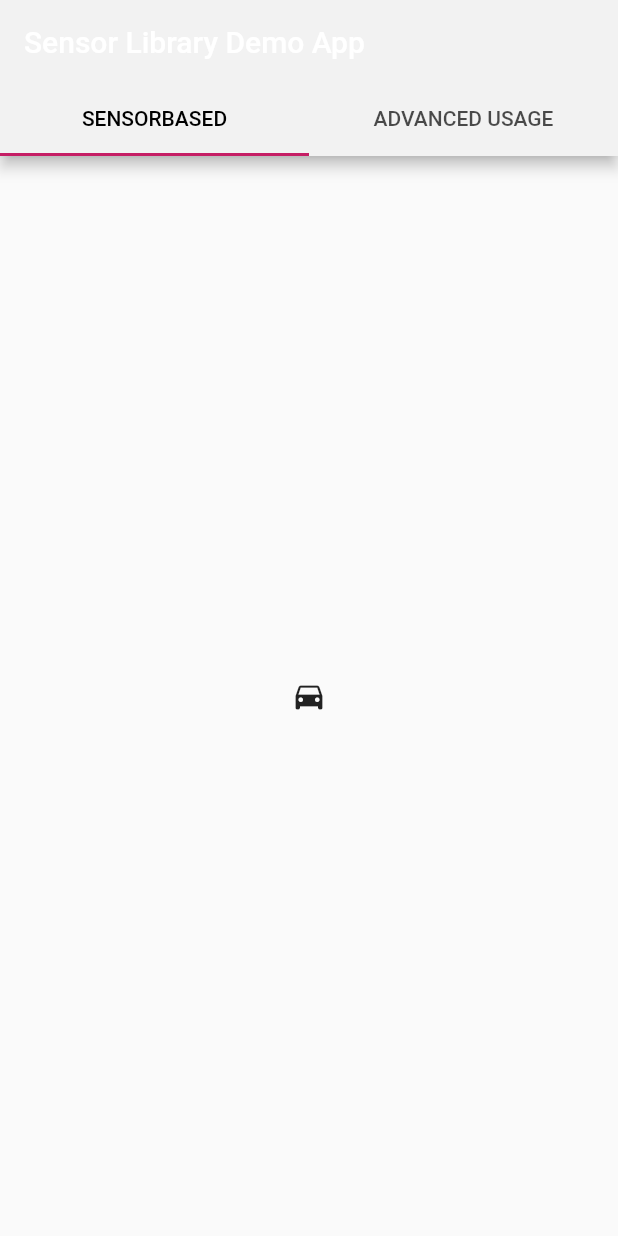
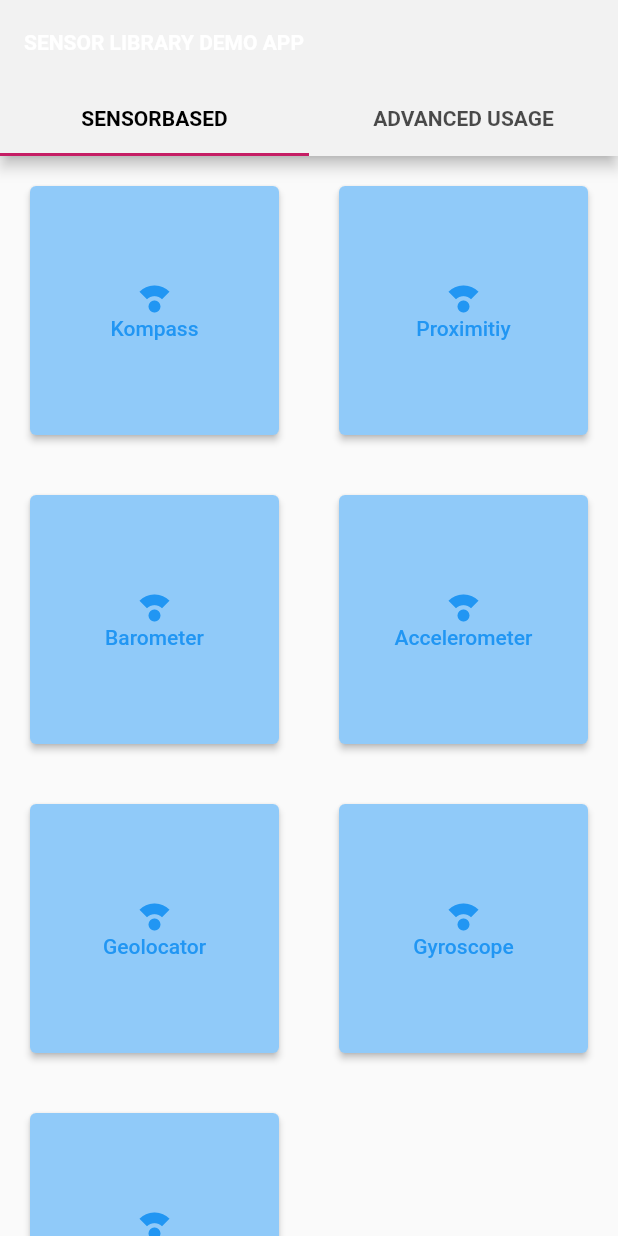
Before and after one commit to hraschan/flutter_sensor_libary_app, a Flutter app: the screen it shows after launch, on a phone screen of 412 x 824 dp. Run offline on Flutter 3.47's test engine with Material 2 defaults, Android fonts, the phone set to English and light mode, and no system bars; missing offline and left inert: sensor_library.

Commit message:
Added routes and basesetup for overview Button

```diff
--- a/lib/main.dart
+++ b/lib/main.dart
@@ -1,7 +1,16 @@
 import 'package:flutter/material.dart';
+import 'package:sensor_libary_test_app/routes/accelerometer_route.dart';
+import 'package:sensor_libary_test_app/routes/ball_in_the_bowl_route.dart';
+import 'package:sensor_libary_test_app/routes/barometer_route.dart';
+import 'package:sensor_libary_test_app/routes/geolocator_route.dart';
+import 'package:sensor_libary_test_app/routes/gyroscope_route.dart';
+import 'package:sensor_libary_test_app/routes/kompass_route.dart';
+import 'package:sensor_libary_test_app/routes/lightsensor_route.dart';
+import 'package:sensor_libary_test_app/routes/proximitiy_route.dart';
+import 'package:sensor_libary_test_app/routes/weather_route.dart';
+import 'package:sensor_libary_test_app/widgets/overview_navigation_button.dart';
 import 'package:sensor_library/sensor_library.dart';
 import 'themes/custom_theme.dart';
-import 'themes/custom_colors.dart';
 
 void main() {
   runApp(MyApp());
@@ -17,7 +26,7 @@ class MyApp extends StatelessWidget {
       title: 'Flutter Demo',
       theme: MyTheme.lightTheme,
       debugShowCheckedModeBanner: true,
-      home: const MyHomePage(title: 'Sensor Library Demo App'),
+      home: const MyHomePage(title: 'SENSOR LIBRARY DEMO APP'),
     );
   }
 }
@@ -58,13 +67,78 @@ class _MyHomePageState extends State<MyHomePage> {
                     ],
                     indicatorColor: Theme.of(context).indicatorColor,
                     labelColor: Colors.black,
+                    labelStyle: TextStyle(fontWeight: FontWeight.bold),
                   ),
                   title: Text(widget.title),
                   backgroundColor: Theme.of(context).backgroundColor,
+                  titleTextStyle: TextStyle(fontWeight: FontWeight.bold),
+                  foregroundColor: Theme.of(context).primaryColor,
                 ),
-                body: const TabBarView(children: [
-                  Icon(Icons.directions_car),
-                  Icon(Icons.directions_bike)
+                body: TabBarView(children: [
+                  GridView.count(
+                    crossAxisCount: 2,
+                    children: [
+                      OverviewNavigationButton(
+                        title: 'Kompass',
+                        icon: const Icon(Icons.compass_calibration),
+                        pageRoute: MaterialPageRoute(
+                            builder: (context) => const KompassRoute()),
+                      ),
+                      OverviewNavigationButton(
+                        title: 'Proximitiy',
+                        icon: const Icon(Icons.compass_calibration),
+                        pageRoute: MaterialPageRoute(
+                            builder: (context) => const ProximitiyRoute()),
+                      ),
+                      OverviewNavigationButton(
+                        title: 'Barometer',
+                        icon: const Icon(Icons.compass_calibration),
+                        pageRoute: MaterialPageRoute(
+                            builder: (context) => const BarometerRoute()),
+                      ),
+                      OverviewNavigationButton(
+                        title: 'Accelerometer',
+                        icon: const Icon(Icons.compass_calibration),
+                        pageRoute: MaterialPageRoute(
+                            builder: (context) => const AccelerometerRoute()),
+                      ),
+                      OverviewNavigationButton(
+                        title: 'Geolocator',
+                        icon: const Icon(Icons.compass_calibration),
+                        pageRoute: MaterialPageRoute(
+                            builder: (context) => const GeolocatorRoute()),
+                      ),
+                      OverviewNavigationButton(
+                        title: 'Gyroscope',
+                        icon: const Icon(Icons.compass_calibration),
+                        pageRoute: MaterialPageRoute(
+                            builder: (context) => const GyroscopeRoute()),
+                      ),
+                      OverviewNavigationButton(
+                        title: 'Lightsensor',
+                        icon: const Icon(Icons.compass_calibration),
+                        pageRoute: MaterialPageRoute(
+                            builder: (context) => const LightsensorRoute()),
+                      ),
+                    ],
+                  ),
+                  GridView.count(
+                    crossAxisCount: 2,
+                    children: [
+                      OverviewNavigationButton(
+                        title: 'Wetter App',
+                        icon: const Icon(Icons.water_damage),
+                        pageRoute: MaterialPageRoute(
+                            builder: (context) => const WeatherRoute()),
+                      ),
+                      OverviewNavigationButton(
+                        title: 'Ball in the bowl',
+                        icon: const Icon(Icons.sports_volleyball),
+                        pageRoute: MaterialPageRoute(
+                            builder: (context) => const BallInTheBowlRoute()),
+                      ),
+                    ],
+                  ),
                 ]))));
   }
 }
--- /dev/null
+++ b/lib/widgets/overview_navigation_button.dart
@@ -0,0 +1,37 @@
+import 'package:flutter/material.dart';
+
+class OverviewNavigationButton extends StatelessWidget {
+  OverviewNavigationButton(
+      {required this.title,
+      required this.pageRoute,
+      this.icon = const Icon(Icons.query_stats)});
+
+  final String title;
+  final Icon icon;
+  final MaterialPageRoute pageRoute;
+
+  @override
+  Widget build(BuildContext context) {
+    return Padding(
+      padding: EdgeInsets.all(20.0),
+      child: ElevatedButton(
+        style: ButtonStyle(
+            backgroundColor:
+                MaterialStateProperty.all(Theme.of(context).backgroundColor),
+            foregroundColor:
+                MaterialStateProperty.all(Theme.of(context).primaryColor)),
+        child: Column(
+          crossAxisAlignment: CrossAxisAlignment.center,
+          mainAxisAlignment: MainAxisAlignment.center,
+          children: [
+            icon,
+            Text(title),
+          ],
+        ),
+        onPressed: () {
+          Navigator.push(context, pageRoute);
+        },
+      ),
+    );
+  }
+}
```
Also changed, not shown: lib/routes/accelerometer_route.dart (added, +22 -0 lines), lib/routes/ball_in_the_bowl_route.dart (added, +22 -0 lines), lib/routes/barometer_route.dart (added, +22 -0 lines), lib/routes/geolocator_route.dart (added, +22 -0 lines), lib/routes/gyroscope_route.dart (added, +22 -0 lines), lib/routes/kompass_route.dart (added, +22 -0 lines), lib/routes/lightsensor_route.dart (added, +22 -0 lines), lib/routes/proximitiy_route.dart (added, +22 -0 lines), lib/routes/weather_route.dart (added, +22 -0 lines).
